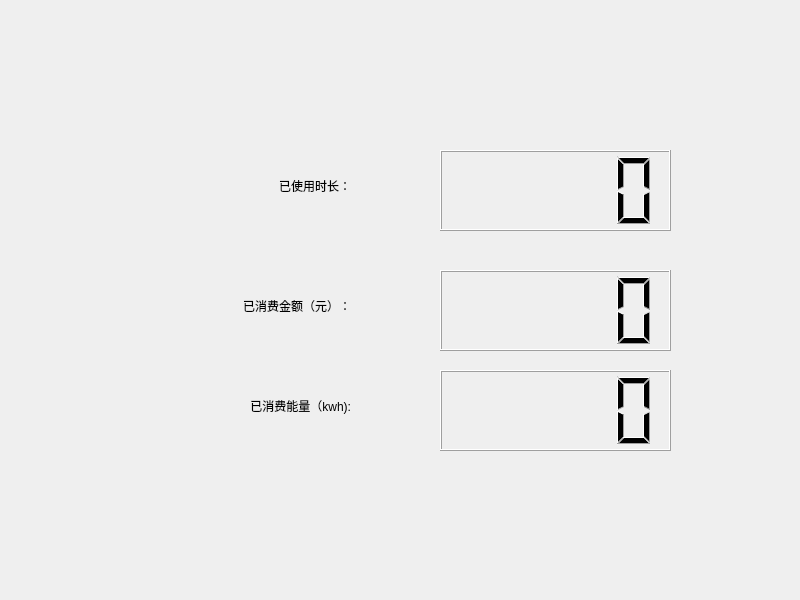
Above: views/servent/S_Cost.ui from shizhonghao/software_project before the change. Below: the same form after it.
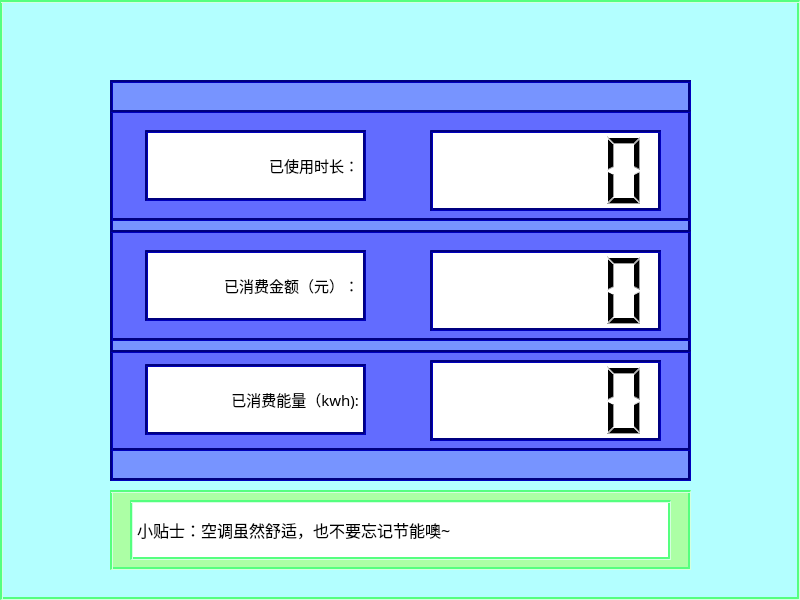
That is the form after the change.

Patch:
```diff
--- a/views/servent/S_Cost.ui
+++ b/views/servent/S_Cost.ui
@@ -13,6 +13,11 @@
   <property name="windowTitle">
    <string>Form</string>
   </property>
+  <property name="styleSheet">
+   <string notr="true">border:3px groove  rgb(85, 255, 127);
+background-color: rgba(170, 255, 255, 170);
+</string>
+  </property>
   <widget class="QWidget" name="displayborad" native="true">
    <property name="geometry">
     <rect>
@@ -22,34 +27,53 @@
      <height>401</height>
     </rect>
    </property>
+   <property name="styleSheet">
+    <string notr="true">border:3px groove  rgb(0, 0, 127);
+background-color: rgba(85, 85, 255, 160);</string>
+   </property>
    <widget class="QWidget" name="time_display" native="true">
     <property name="geometry">
      <rect>
       <x>0</x>
-      <y>60</y>
+      <y>30</y>
       <width>581</width>
       <height>111</height>
      </rect>
     </property>
+    <property name="styleSheet">
+     <string notr="true">background-color: rgba(85, 85, 255, 160);</string>
+    </property>
     <widget class="QLCDNumber" name="timecost_lcd">
      <property name="geometry">
       <rect>
-       <x>330</x>
-       <y>10</y>
+       <x>320</x>
+       <y>20</y>
        <width>231</width>
        <height>81</height>
       </rect>
      </property>
+     <property name="styleSheet">
+      <string notr="true">background-color: rgb(255, 255, 255);</string>
+     </property>
     </widget>
     <widget class="QLabel" name="timecost_label">
      <property name="geometry">
       <rect>
-       <x>20</x>
-       <y>10</y>
+       <x>35</x>
+       <y>20</y>
        <width>221</width>
        <height>71</height>
       </rect>
      </property>
+     <property name="font">
+      <font>
+       <family>00 Starmap Truetype</family>
+       <pointsize>11</pointsize>
+      </font>
+     </property>
+     <property name="styleSheet">
+      <string notr="true">background-color: rgb(255, 255, 255);</string>
+     </property>
      <property name="text">
       <string>已使用时长：</string>
      </property>
@@ -61,8 +85,8 @@
    <widget class="QWidget" name="monycost_display" native="true">
     <property name="geometry">
      <rect>
-      <x>10</x>
-      <y>170</y>
+      <x>0</x>
+      <y>150</y>
       <width>581</width>
       <height>111</height>
      </rect>
@@ -70,12 +94,21 @@
     <widget class="QLabel" name="monycost_label">
      <property name="geometry">
       <rect>
-       <x>10</x>
+       <x>35</x>
        <y>20</y>
        <width>221</width>
        <height>71</height>
       </rect>
      </property>
+     <property name="font">
+      <font>
+       <family>00 Starmap Truetype</family>
+       <pointsize>11</pointsize>
+      </font>
+     </property>
+     <property name="styleSheet">
+      <string notr="true">background-color: rgb(255, 255, 255);</string>
+     </property>
      <property name="text">
       <string>已消费金额（元）：</string>
      </property>
@@ -92,26 +125,38 @@
        <height>81</height>
       </rect>
      </property>
+     <property name="styleSheet">
+      <string notr="true">background-color: rgb(255, 255, 255);</string>
+     </property>
     </widget>
    </widget>
    <widget class="QWidget" name="energe_display" native="true">
     <property name="geometry">
      <rect>
-      <x>10</x>
-      <y>280</y>
-      <width>571</width>
+      <x>0</x>
+      <y>270</y>
+      <width>581</width>
       <height>101</height>
      </rect>
     </property>
     <widget class="QLabel" name="energy_label">
      <property name="geometry">
       <rect>
-       <x>10</x>
-       <y>10</y>
+       <x>35</x>
+       <y>14</y>
        <width>221</width>
        <height>71</height>
       </rect>
      </property>
+     <property name="font">
+      <font>
+       <family>00 Starmap Truetype</family>
+       <pointsize>11</pointsize>
+      </font>
+     </property>
+     <property name="styleSheet">
+      <string notr="true">background-color: rgb(255, 255, 255);</string>
+     </property>
      <property name="text">
       <string>已消费能量（kwh):</string>
      </property>
@@ -128,18 +173,46 @@
        <height>81</height>
       </rect>
      </property>
+     <property name="styleSheet">
+      <string notr="true">background-color: rgb(255, 255, 255);</string>
+     </property>
     </widget>
    </widget>
   </widget>
   <widget class="QWidget" name="notes" native="true">
    <property name="geometry">
     <rect>
-     <x>100</x>
+     <x>110</x>
      <y>490</y>
-     <width>631</width>
+     <width>581</width>
      <height>80</height>
     </rect>
    </property>
+   <property name="styleSheet">
+    <string notr="true">background-color: rgba(170, 255, 127, 180);</string>
+   </property>
+   <widget class="QLabel" name="label">
+    <property name="geometry">
+     <rect>
+      <x>20</x>
+      <y>10</y>
+      <width>541</width>
+      <height>60</height>
+     </rect>
+    </property>
+    <property name="font">
+     <font>
+      <family>00 Starmap Truetype</family>
+      <pointsize>12</pointsize>
+     </font>
+    </property>
+    <property name="styleSheet">
+     <string notr="true">background-color: rgb(255, 255, 255);</string>
+    </property>
+    <property name="text">
+     <string>小贴士：空调虽然舒适，也不要忘记节能噢~</string>
+    </property>
+   </widget>
   </widget>
  </widget>
  <resources/>
```
Left out of the diff: 4 changed lines with no effect on the pictures.
